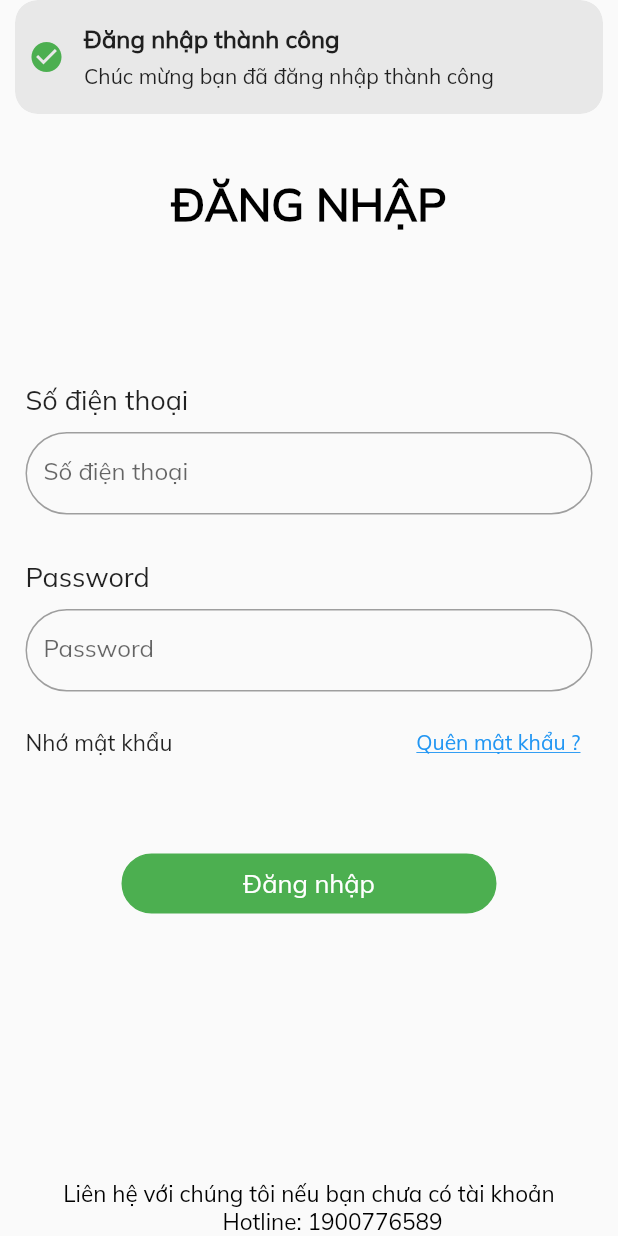
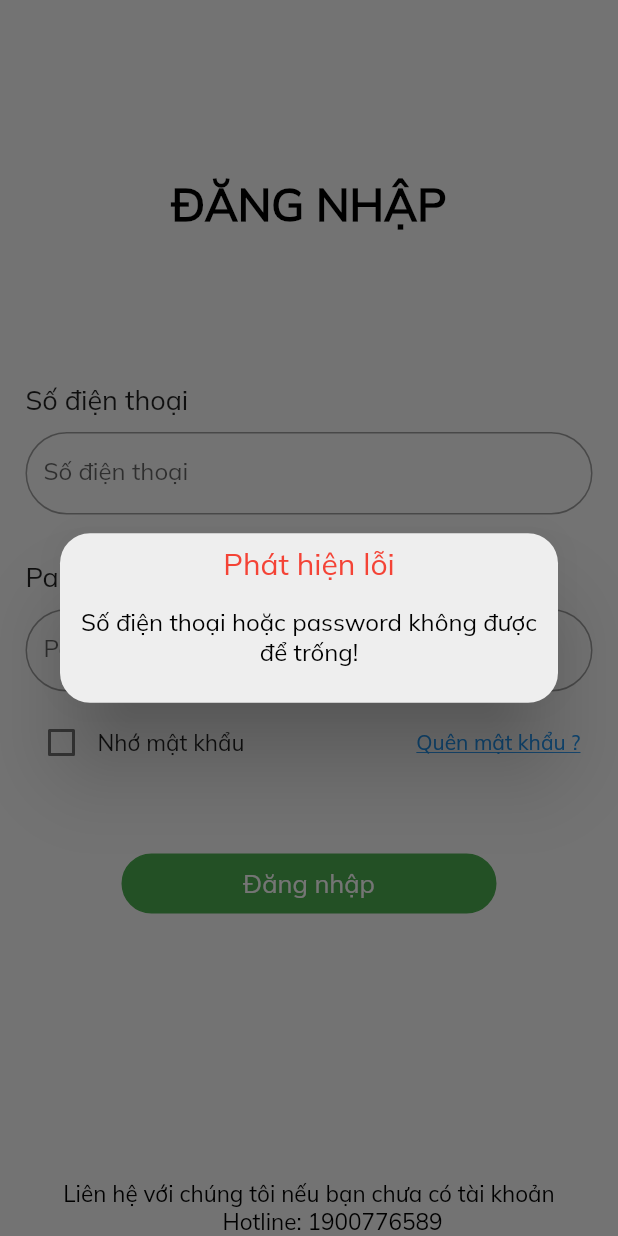
Before and after one commit to kyosima/hoavien_app, a Flutter app: the screen it shows after launch, after a tap on "Đăng nhập", on a phone screen of 412 x 824 dp. Run offline on Flutter 3.47's test engine with Material 2 defaults, Android fonts, the phone set to English and light mode, and no system bars; our stand-ins replace get, otp_text_field.

Commit message:
hoàn thiện giao diện login

```diff
--- /dev/null
+++ b/lib/controllers/auth/login_controller.dart
@@ -0,0 +1,54 @@
+import 'package:flutter/material.dart';
+import 'package:get/get.dart';
+
+import '../../constance.dart';
+
+class LoginBinding implements Bindings {
+  @override
+  void dependencies() {
+    // TODO: implement dependencies
+    Get.lazyPut(() => LoginController());
+  }
+}
+
+class LoginController extends GetxController {
+  final loginFormKey = GlobalKey<FormState>();
+  final phoneNumber = TextEditingController();
+  final passWord = TextEditingController();
+  var isChecked = false.obs;
+
+  @override
+  void onInit() {
+    // TODO: implement onInit
+    super.onInit();
+  }
+
+  @override
+  void onClose() {
+    // TODO: implement onClose
+    super.onClose();
+  }
+
+  void check() {
+    isChecked.value = !isChecked.value;
+  }
+
+  void login() {
+    if (phoneNumber.text.isEmpty || passWord.text.isEmpty) {
+      Get.defaultDialog(
+        title: "Phát hiện lỗi",
+        middleText: "Số điện thoại hoặc password không được để trống!",
+        backgroundColor: Colors.grey[200],
+        titleStyle: TextStyle(color: Colors.red),
+        middleTextStyle: TextStyle(color: Colors.black),
+      );
+    } else {
+      Get.snackbar(
+        "Đăng nhập thành công",
+        "Chúc mừng bạn đã đăng nhập thành công",
+        icon: Icon(Icons.check_circle, color: primaryColor),
+        snackPosition: SnackPosition.TOP,
+      );
+    }
+  }
+}
--- a/lib/main.dart
+++ b/lib/main.dart
@@ -1,9 +1,12 @@
 import 'package:flutter/material.dart';
 import 'package:get/get.dart';
-import 'package:hoavien_app/views/screens/forgot_password_page.dart';
-import 'package:hoavien_app/views/screens/login_page.dart';
-import 'package:hoavien_app/views/screens/new_password.dart';
-import 'package:hoavien_app/views/screens/otp_page.dart';
+import 'package:hoavien_app/controllers/auth/forget_password_controller.dart';
+import 'package:hoavien_app/controllers/auth/login_controller.dart';
+import 'package:hoavien_app/controllers/auth/resetpasword_controller.dart';
+import 'package:hoavien_app/views/screens/auth/forgot_password_page.dart';
+import 'package:hoavien_app/views/screens/auth/login_page.dart';
+import 'package:hoavien_app/views/screens/auth/new_password.dart';
+import 'package:hoavien_app/views/screens/auth/otp_page.dart';
 
 void main() {
   runApp(const MyApp());
@@ -21,23 +24,27 @@ class MyApp extends StatelessWidget {
           fontFamily: 'Mulish',
           primarySwatch: Colors.blue,
         ),
-        home: const LoginPage(),
+        home: LoginPage(),
+        initialBinding: LoginBinding(),
         getPages: [
           GetPage(
             name: '/login',
-            page: () => const LoginPage(),
+            page: () => LoginPage(),
+            binding: LoginBinding(),
           ),
           GetPage(
             name: '/forgotpassword',
             page: () => const ForgotPassword(),
+            binding: ForgetPasswordBinding(),
           ),
           GetPage(
             name: '/otp',
-            page: () => OtpPage(),
+            page: () => const OtpPage(),
           ),
           GetPage(
             name: '/newpassword',
             page: () => NewPassword(),
+            binding: ResetPasswordBinding(),
           ),
         ]);
   }
--- a/lib/views/screens/login_page.dart
+++ b/lib/views/screens/auth/login_page.dart
@@ -1,12 +1,11 @@
 import 'package:flutter/material.dart';
 import 'package:get/get.dart';
-import 'package:hoavien_app/constance.dart';
-import 'package:hoavien_app/views/screens/forgot_password_page.dart';
+import 'package:hoavien_app/controllers/auth/login_controller.dart';
 import 'package:hoavien_app/views/widgets/custom_button_loginpage.dart';
 import 'package:hoavien_app/views/widgets/custom_textfield.dart';
 import 'package:hoavien_app/views/widgets/custom_title_text.dart';
 
-class LoginPage extends StatelessWidget {
+class LoginPage extends GetView<LoginController> {
   const LoginPage({Key? key}) : super(key: key);
 
   @override
@@ -45,16 +44,18 @@ class LoginPage extends StatelessWidget {
                     height: 100,
                   ),
                   Column(
-                    children: const [
+                    children: [
                       CustomTextField(
+                        controller: controller.phoneNumber,
                         title: 'Số điện thoại',
                         hintText: 'Số điện thoại',
                         inputType: TextInputType.number,
                       ),
-                      SizedBox(
+                      const SizedBox(
                         height: 30,
                       ),
                       CustomTextField(
+                        controller: controller.passWord,
                         title: 'Password',
                         hintText: 'Password',
                         obscureText: true,
@@ -68,9 +69,25 @@ class LoginPage extends StatelessWidget {
                   Row(
                     mainAxisAlignment: MainAxisAlignment.spaceBetween,
                     children: [
-                      const Text(
-                        "Nhớ mật khẩu",
-                        style: TextStyle(fontSize: 15),
+                      Row(
+                        children: [
+                          Obx(
+                            () => Checkbox(
+                              value: controller.isChecked.value,
+                              onChanged: (value) {
+                                controller.check();
+                                if (value == true) {
+                                  var savePassword = controller.passWord.text;
+                                  print(savePassword);
+                                }
+                              },
+                            ),
+                          ),
+                          const Text(
+                            "Nhớ mật khẩu",
+                            style: TextStyle(fontSize: 15),
+                          ),
+                        ],
                       ),
                       TextButton(
                           onPressed: () {
@@ -89,16 +106,10 @@ class LoginPage extends StatelessWidget {
                   ),
                   Center(
                       child: CustomButtonLoginPage(
-                    title: 'Đăng nhập',
-                    onPressed: () {
-                      Get.snackbar(
-                        "Đăng nhập thành công",
-                        "Chúc mừng bạn đã đăng nhập thành công",
-                        icon: Icon(Icons.check_circle, color: primaryColor),
-                        snackPosition: SnackPosition.TOP,
-                      );
-                    },
-                  )),
+                          title: 'Đăng nhập',
+                          onPressed: () {
+                            controller.login();
+                          })),
                 ],
               ),
             ),
--- a/lib/views/widgets/custom_textfield.dart
+++ b/lib/views/widgets/custom_textfield.dart
@@ -4,12 +4,16 @@ class CustomTextField extends StatelessWidget {
   final String title;
   final String hintText;
   final bool obscureText;
+  final String? Function(String?)? validator;
   final TextInputType inputType;
+  final TextEditingController? controller;
   const CustomTextField({
     required this.title,
     required this.hintText,
     this.obscureText = false,
     required this.inputType,
+    this.controller,
+    this.validator,
   });
 
   @override
@@ -28,6 +32,7 @@ class CustomTextField extends StatelessWidget {
         SizedBox(
           height: 55,
           child: TextField(
+            controller: controller,
             obscureText: obscureText,
             keyboardType: inputType,
             decoration: InputDecoration(
```
Also changed, not shown: lib/controllers/auth/forget_password_controller.dart (added, +45 -0 lines), lib/controllers/auth/resetpasword_controller.dart (added, +60 -0 lines), lib/views/screens/auth/forgot_password_page.dart (renamed from lib/views/screens/forgot_password_page.dart, +6 -4 lines), lib/views/screens/auth/new_password.dart (renamed from lib/views/screens/new_password.dart, +9 -5 lines), lib/views/screens/auth/otp_page.dart (renamed from lib/views/screens/otp_page.dart).
